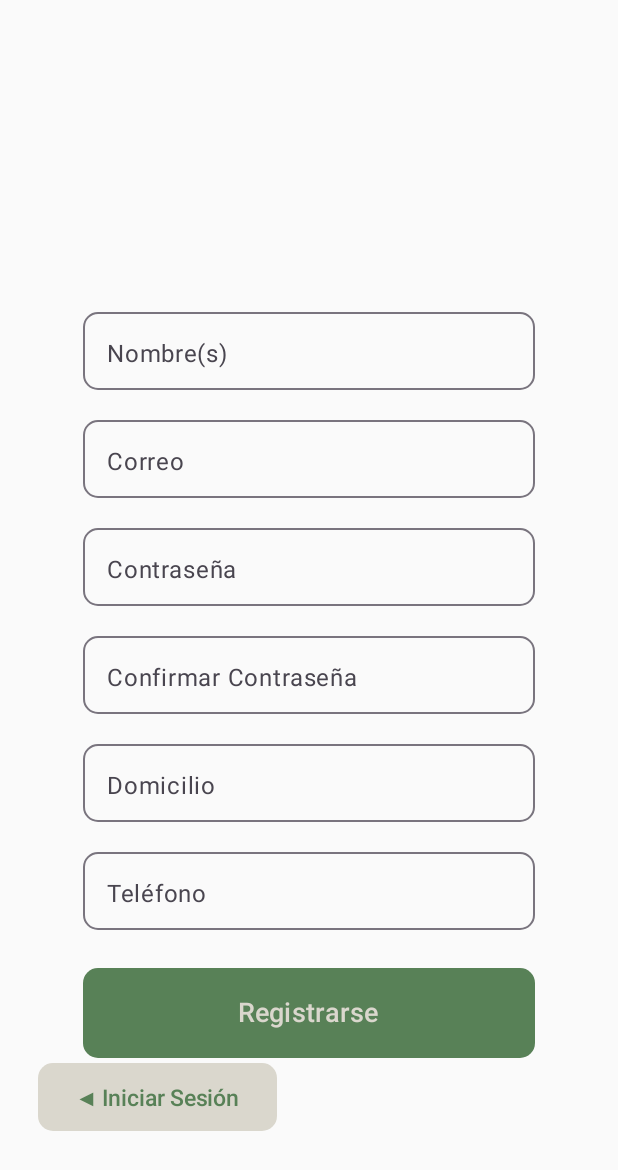
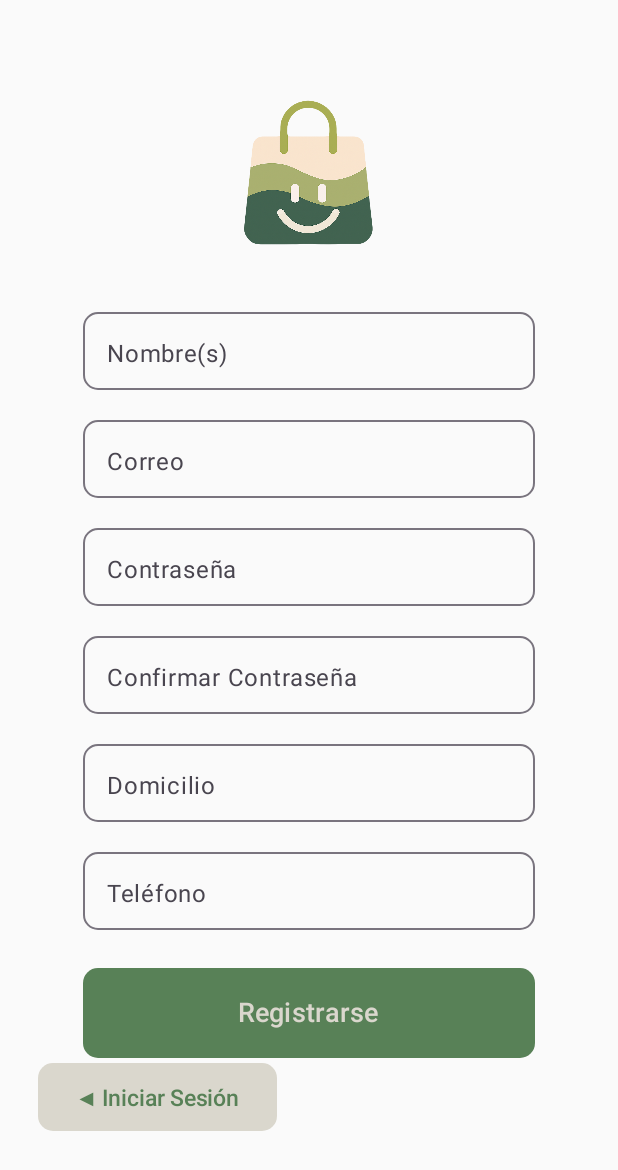
Before and after one commit to zyb1x/ProyectoMoviles, an Android app built with Jetpack Compose: the screen it shows after launch (MainActivity), on a phone screen of 412 x 824 dp. Shown: the top 1170 px of the screen. Run offline under Robolectric (Android 15) with nearby library versions, the phone set to English and light mode, and no system bars; our stand-ins replace constraintlayout-compose.

Commit message:
imagen implementada

```diff
--- a/app/src/main/java/com/example/proyectomoviles/MainActivity.kt
+++ b/app/src/main/java/com/example/proyectomoviles/MainActivity.kt
@@ -15,6 +15,7 @@ import androidx.compose.ui.tooling.preview.Preview
 import com.example.proyectomoviles.layouts.BotonesOrdenados
 import com.example.proyectomoviles.layouts.DatosUsuario
 import com.example.proyectomoviles.layouts.IniciarSesionBtn
+import com.example.proyectomoviles.layouts.LogoAplicacion
 import com.example.proyectomoviles.ui.theme.ProyectoMovilesTheme
 
 class MainActivity : ComponentActivity() {
--- a/app/src/main/java/com/example/proyectomoviles/layouts/Registro.kt
+++ b/app/src/main/java/com/example/proyectomoviles/layouts/Registro.kt
@@ -1,5 +1,6 @@
 package com.example.proyectomoviles.layouts
 
+import androidx.compose.foundation.Image
 import androidx.compose.foundation.layout.Box
 import androidx.compose.foundation.layout.Column
 import androidx.compose.foundation.layout.Spacer
@@ -7,6 +8,7 @@ import androidx.compose.foundation.layout.fillMaxSize
 import androidx.compose.foundation.layout.fillMaxWidth
 import androidx.compose.foundation.layout.height
 import androidx.compose.foundation.layout.padding
+import androidx.compose.foundation.layout.size
 import androidx.compose.foundation.layout.width
 import androidx.compose.foundation.shape.RoundedCornerShape
 import androidx.compose.material3.Button
@@ -21,9 +23,11 @@ import androidx.compose.runtime.remember
 import androidx.compose.runtime.setValue
 import androidx.compose.ui.Alignment
 import androidx.compose.ui.Modifier
+import androidx.compose.ui.res.painterResource
 import androidx.compose.ui.unit.dp
 import androidx.compose.ui.unit.sp
 import androidx.constraintlayout.compose.ConstraintLayout
+import com.example.proyectomoviles.R
 import com.example.proyectomoviles.ui.theme.LightGreen
 import com.example.proyectomoviles.ui.theme.MediumGreen
 
@@ -31,7 +35,7 @@ import com.example.proyectomoviles.ui.theme.MediumGreen
 
 fun DatosUsuario() {
     ConstraintLayout(modifier = Modifier.fillMaxSize()) {
-        val (boxguardar, btonRegresar) = createRefs()
+        val (boxguardar, btonRegresar, imgFondo) = createRefs()
 
 
         var nombre by remember {
@@ -63,6 +67,18 @@ fun DatosUsuario() {
             .fillMaxWidth()
             .height(60.dp)
 
+        Image(
+            painter = painterResource(id = R.drawable.logo_carita),
+            contentDescription = "Fondo de pantalla",
+            modifier = Modifier
+                .size(130.dp)
+                .constrainAs(imgFondo) {
+                    top.linkTo(parent.top, margin = 50.dp)
+                    start.linkTo(parent.start)
+                    end.linkTo(parent.end)
+                }
+        )
+
 
         Box(
             modifier = Modifier.fillMaxWidth().height(900.dp)
@@ -75,6 +91,7 @@ fun DatosUsuario() {
         ) {
 
             Column(
+
                 modifier = Modifier
                     .fillMaxWidth()
                     .padding(horizontal = 55.dp), //espacio de los costados
@@ -184,6 +201,14 @@ fun DatosUsuario() {
                 ) {
                     Text(text = "Registrarse", fontSize = 18.sp)
                 }
+                @Composable
+                fun LogoAplicacion2(){
+                    Image(
+                        painter = painterResource(id = R.drawable.logo_carita),
+                        contentDescription = "Logo de la aplicacion",
+                        modifier = Modifier.size(150.dp)
+                    )
+                }
             }
         }
 
@@ -204,5 +229,7 @@ fun DatosUsuario() {
         }
 
 
+
+
     }
 }
```
